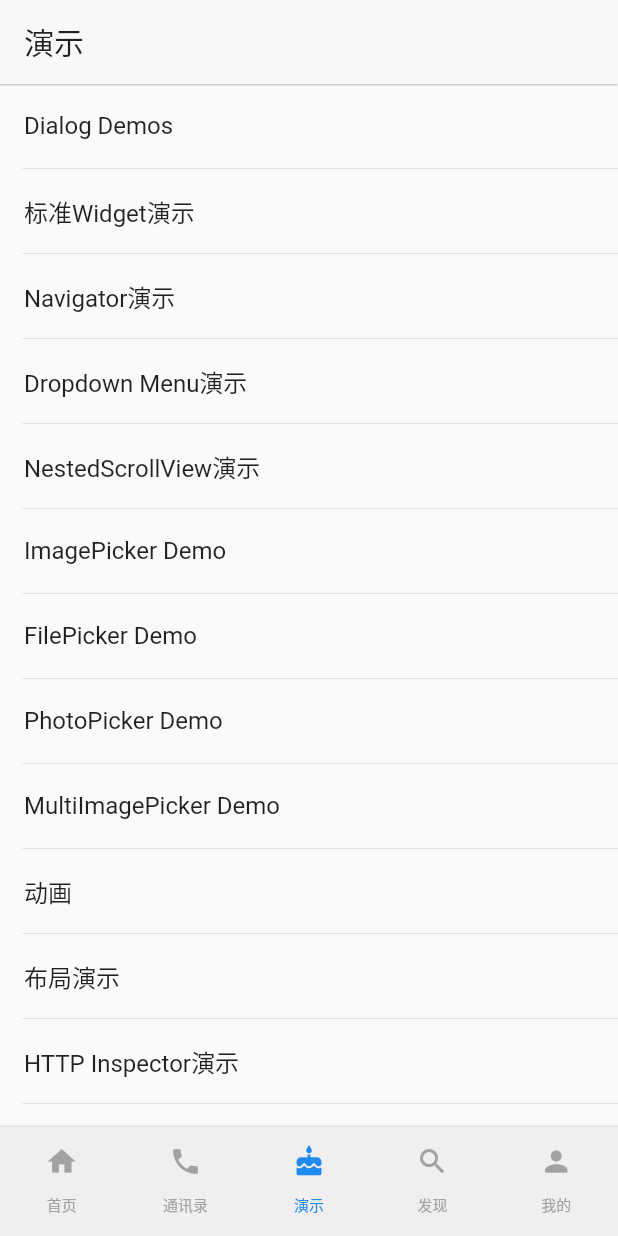
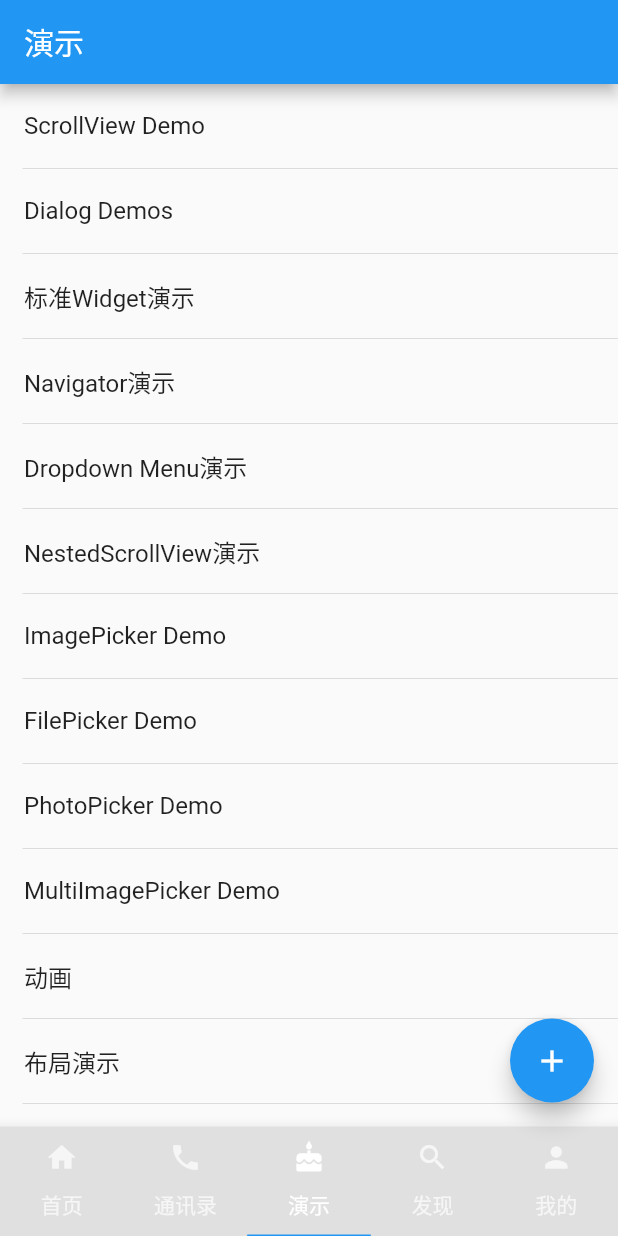
Before and after one commit to lovebzhou/flutter_demo, a Flutter app: the HBMainPage screen opened directly, item 3 of the bottom bar chosen, on a phone screen of 412 x 824 dp. Run offline on Flutter 3.47's test engine with Material 2 defaults, Android fonts, the phone set to English and light mode, and no system bars; our stand-ins replace dio, event_bus, file_picker, image_picker, share, shared_preferences and 1 more; missing offline and left inert: alice, dropdown_menu, image_crop, multi_image_picker, photo, photo_manager; accounts and stored records are empty.

Commit message:
add custom scrollview demo

```diff
--- a/lib/base/theme.dart
+++ b/lib/base/theme.dart
@@ -4,7 +4,7 @@ import 'colors.dart';
 const int ThemeColor = 0xFFC91B3A;
 
 class HBTheme extends Theme {
-  static final mainThemeData = ThemeData(
+  static final mainTheme = ThemeData(
     primaryColorBrightness: Brightness.light,
     // primarySwatch: Colors.lightBlue,
     primaryColor: HBColors.primaryColor,
--- a/lib/core/main_page.dart
+++ b/lib/core/main_page.dart
@@ -1,4 +1,5 @@
 import 'package:flutter/material.dart';
+import 'package:flutter_demo/utils/log_util.dart';
 import 'home/home_page.dart';
 import 'roster/roster_page.dart';
 import 'package:flutter_demo/demo/demo_page.dart';
@@ -43,14 +44,23 @@ class _HBMainPageState extends State<HBMainPage>
     },
   ];
 
+  List _tabBars;
+
   @override
   void initState() {
     super.initState();
 
-    controller = new TabController(
-        vsync: this, initialIndex: 0, length: tabDatas.length);
+    _tabBars = tabDatas
+        .map((data) => Tab(text: data['text'], icon: data['normal']))
+        .toList();
+
+    controller =
+        TabController(vsync: this, initialIndex: 0, length: tabDatas.length);
+
     controller.addListener(() {
-      if (controller.indexIsChanging && this.mounted) {
+      Log.d('###tab index change###');
+
+      if (!controller.indexIsChanging && this.mounted) {
         print(tabDatas[controller.index]['text']);
       }
     });
@@ -58,7 +68,18 @@ class _HBMainPageState extends State<HBMainPage>
 
   @override
   Widget build(BuildContext context) {
-    final mq = MediaQuery.of(context);
+    Widget bottomBar = TabBar(
+      controller: controller,
+      indicatorWeight: 1,
+      tabs: _tabBars,
+    );
+
+    NotchedShape notchedShape; // = CircularNotchedRectangle();
+    bottomBar = BottomAppBar(
+      color: Theme.of(context).bottomAppBarColor,
+      child: bottomBar,
+      shape: notchedShape,
+    );
 
     return new Scaffold(
       key: mainScaffoldKey,
@@ -72,28 +93,14 @@ class _HBMainPageState extends State<HBMainPage>
           HBMinePage(),
         ],
       ),
-      bottomNavigationBar: Material(
-        color: const Color(0xFFF0EEEF),
-        child: SafeArea(
-          child: Container(
-            decoration: BoxDecoration(
-              color: const Color(0xFFF0EEEF),
-              border: Border(
-                top: BorderSide(
-                    color: Theme.of(context).dividerColor, width: 1.0 / mq.devicePixelRatio),
-              ),
-            ),
-            child: TabBar(
-              controller: controller,
-              indicatorWeight: 1,
-              tabs: tabDatas
-                  .map((data) =>
-                      new Tab(text: data['text'], icon: data['normal']))
-                  .toList(),
-            ),
-          ),
-        ),
+      bottomNavigationBar: bottomBar,
+      floatingActionButton: FloatingActionButton(
+        child: Icon(Icons.add),
+        onPressed: () {
+          Log.d('floating action button');
+        },
       ),
+      // floatingActionButtonLocation: FloatingActionButtonLocation.endDocked,
     );
   }
 }
--- a/lib/demo/demo_page.dart
+++ b/lib/demo/demo_page.dart
@@ -10,6 +10,7 @@ import 'package:flutter_demo/demo/image/photo_picker_demo.dart';
 import 'package:flutter_demo/demo/log/demo_alice.dart';
 import 'package:flutter_demo/demo/navigator/navigator_demo.dart';
 import 'package:flutter_demo/demo/scrollview/demo_nestedscrollview.dart';
+import 'package:flutter_demo/demo/scrollview/scrollview_demo.dart';
 import 'package:flutter_demo/demo/widgets/demo_widgets.dart';
 import 'animations/animation_demo.dart';
 import 'layout/layout_demo.dart';
@@ -32,6 +33,7 @@ class HBDemoPage extends StatefulWidget {
 
 class _HBDemoPageState extends State<HBDemoPage> {
   final _pages = [
+    Page(ScrollViewDemo(), ScrollViewDemo.title),
     Page(DialogDemo(), DialogDemo.title),
     Page(DemoWidgets(), DemoWidgets.title),
     Page(NavigatorDemo(), NavigatorDemo.title),
```
Also changed, not shown: lib/demo/dropdown/demo_dropdown_menu.dart (+61 -64 lines), lib/demo/scrollview/customscrollview_demo.dart (added, +117 -0 lines), lib/demo/scrollview/scrollview_demo.dart (added, +25 -0 lines), lib/main.dart (+20 -1 lines).
